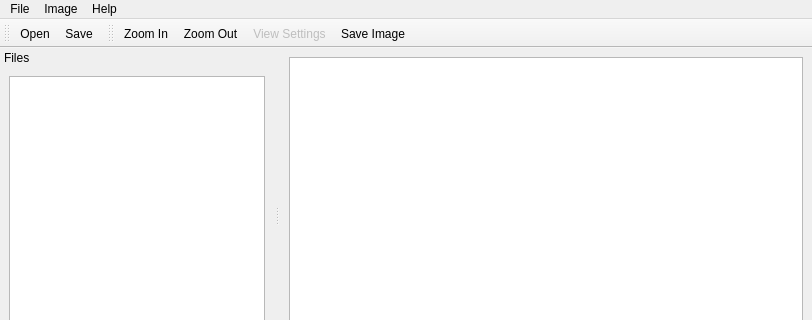
Old version of the form mainwindow.ui in the repository encukou/cluster; both pictures show x 0 to 812 and y 0 to 320 of the 812 by 645 pixel window.
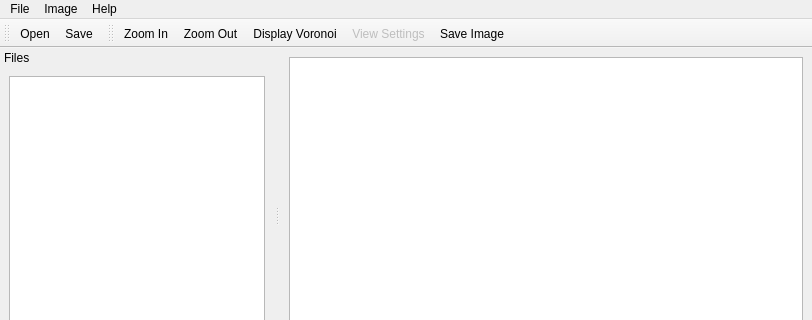
New version of the form.

Commit message: Add button to toggle voronoi visibility

What changed in the file:
```diff
--- a/mainwindow.ui
+++ b/mainwindow.ui
@@ -181,6 +181,7 @@
    </attribute>
    <addaction name="actionZoomIn"/>
    <addaction name="actionZoomOut"/>
+   <addaction name="actionDisplayVoronoi"/>
    <addaction name="actionViewSettings"/>
    <addaction name="actionSaveImage"/>
   </widget>
@@ -260,6 +261,17 @@
     <string>Auto Zoom</string>
    </property>
   </action>
+  <action name="actionDisplayVoronoi">
+   <property name="checkable">
+    <bool>true</bool>
+   </property>
+   <property name="text">
+    <string>Display Voronoi</string>
+   </property>
+   <property name="toolTip">
+    <string>Display Voronoi graph</string>
+   </property>
+  </action>
  </widget>
  <resources/>
  <connections>
```
Left out of the diff: 2 changed lines with no effect on the pictures. The commit also changes 4 other files.
